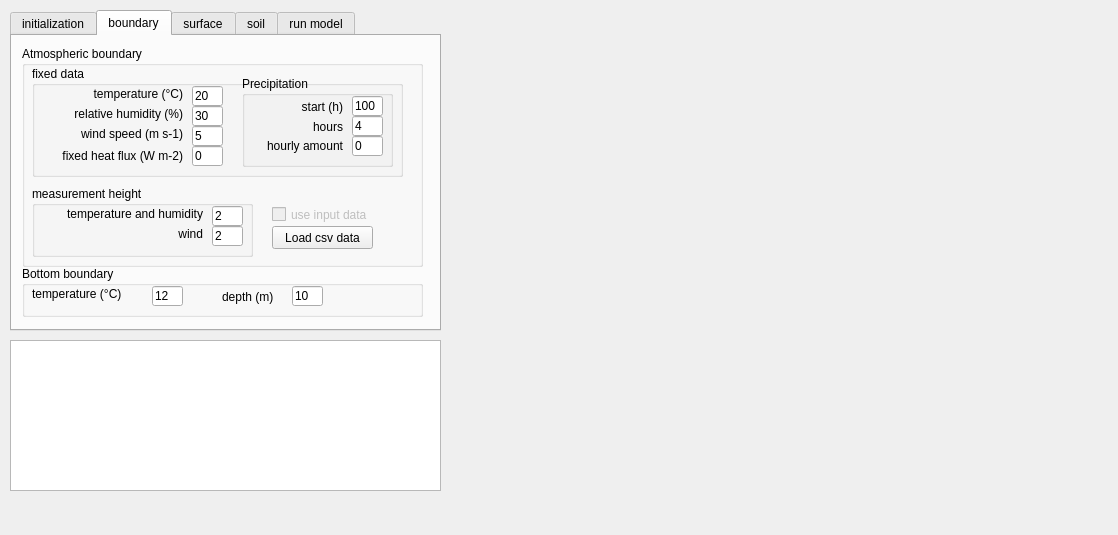
ARPA-SIMC/CRITERIA1D, file bin/HEAT1D/mainwindow.ui: the form before one commit.
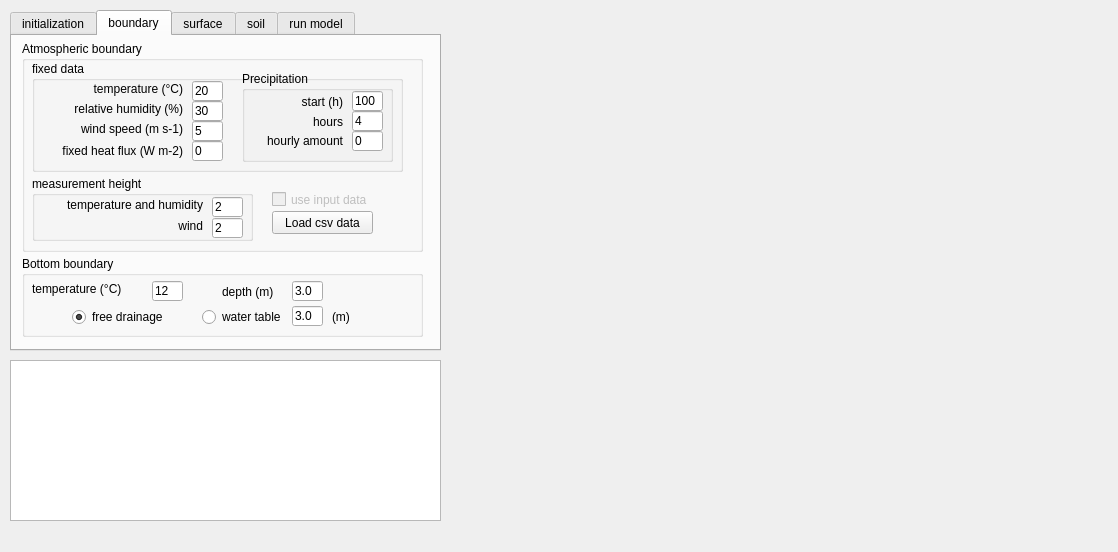
The form after the commit. The open tabs and pages were chosen to show the change.

```diff
--- a/bin/HEAT1D/mainwindow.ui
+++ b/bin/HEAT1D/mainwindow.ui
@@ -10,7 +10,7 @@
     <x>0</x>
     <y>0</y>
     <width>1118</width>
-    <height>535</height>
+    <height>552</height>
    </rect>
   </property>
   <property name="windowTitle">
@@ -23,7 +23,7 @@
       <x>450</x>
       <y>20</y>
       <width>651</width>
-      <height>471</height>
+      <height>501</height>
      </rect>
     </property>
     <layout class="QFormLayout" name="layoutPlot"/>
@@ -32,9 +32,9 @@
     <property name="geometry">
      <rect>
       <x>10</x>
-      <y>340</y>
+      <y>360</y>
       <width>431</width>
-      <height>151</height>
+      <height>161</height>
      </rect>
     </property>
     <property name="sizeAdjustPolicy">
@@ -47,7 +47,7 @@
       <x>10</x>
       <y>10</y>
       <width>431</width>
-      <height>321</height>
+      <height>341</height>
      </rect>
     </property>
     <property name="currentIndex">
@@ -270,9 +270,9 @@
       <property name="geometry">
        <rect>
         <x>10</x>
-        <y>10</y>
+        <y>5</y>
         <width>401</width>
-        <height>221</height>
+        <height>211</height>
        </rect>
       </property>
       <property name="title">
@@ -282,9 +282,9 @@
        <property name="geometry">
         <rect>
          <x>10</x>
-         <y>140</y>
+         <y>135</y>
          <width>221</width>
-         <height>71</height>
+         <height>65</height>
         </rect>
        </property>
        <property name="title">
@@ -294,7 +294,7 @@
         <property name="geometry">
          <rect>
           <x>20</x>
-          <y>20</y>
+          <y>21</y>
           <width>151</width>
           <height>16</height>
          </rect>
@@ -310,7 +310,7 @@
         <property name="geometry">
          <rect>
           <x>180</x>
-          <y>40</y>
+          <y>42</y>
           <width>31</width>
           <height>20</height>
          </rect>
@@ -323,7 +323,7 @@
         <property name="geometry">
          <rect>
           <x>180</x>
-          <y>20</y>
+          <y>21</y>
           <width>31</width>
           <height>20</height>
          </rect>
@@ -336,7 +336,7 @@
         <property name="geometry">
          <rect>
           <x>40</x>
-          <y>40</y>
+          <y>42</y>
           <width>131</width>
           <height>16</height>
          </rect>
@@ -593,7 +593,7 @@
        <property name="geometry">
         <rect>
          <x>250</x>
-         <y>160</y>
+         <y>150</y>
          <width>121</width>
          <height>17</height>
         </rect>
@@ -609,7 +609,7 @@
        <property name="geometry">
         <rect>
          <x>250</x>
-         <y>180</y>
+         <y>170</y>
          <width>101</width>
          <height>23</height>
         </rect>
@@ -623,9 +623,9 @@
       <property name="geometry">
        <rect>
         <x>10</x>
-        <y>230</y>
+        <y>220</y>
         <width>401</width>
-        <height>51</height>
+        <height>81</height>
        </rect>
       </property>
       <property name="title">
@@ -635,7 +635,7 @@
        <property name="geometry">
         <rect>
          <x>130</x>
-         <y>20</y>
+         <y>25</y>
          <width>31</width>
          <height>20</height>
         </rect>
@@ -648,7 +648,7 @@
        <property name="geometry">
         <rect>
          <x>10</x>
-         <y>20</y>
+         <y>25</y>
          <width>121</width>
          <height>16</height>
         </rect>
@@ -661,7 +661,7 @@
        <property name="geometry">
         <rect>
          <x>200</x>
-         <y>20</y>
+         <y>25</y>
          <width>71</width>
          <height>21</height>
         </rect>
@@ -674,13 +674,68 @@
        <property name="geometry">
         <rect>
          <x>270</x>
-         <y>20</y>
+         <y>25</y>
          <width>31</width>
          <height>20</height>
         </rect>
        </property>
        <property name="text">
-        <string>10</string>
+        <string>3.0</string>
+       </property>
+      </widget>
+      <widget class="QRadioButton" name="radioButtonFreeDrainage">
+       <property name="geometry">
+        <rect>
+         <x>50</x>
+         <y>50</y>
+         <width>101</width>
+         <height>22</height>
+        </rect>
+       </property>
+       <property name="text">
+        <string>free drainage</string>
+       </property>
+       <property name="checked">
+        <bool>true</bool>
+       </property>
+      </widget>
+      <widget class="QRadioButton" name="radioButtonWaterTable">
+       <property name="geometry">
+        <rect>
+         <x>180</x>
+         <y>50</y>
+         <width>91</width>
+         <height>22</height>
+        </rect>
+       </property>
+       <property name="text">
+        <string>water table</string>
+       </property>
+      </widget>
+      <widget class="QLabel" name="label_33">
+       <property name="geometry">
+        <rect>
+         <x>310</x>
+         <y>50</y>
+         <width>31</width>
+         <height>21</height>
+        </rect>
+       </property>
+       <property name="text">
+        <string>(m)</string>
+       </property>
+      </widget>
+      <widget class="QLineEdit" name="lineEditWaterTableDepth">
+       <property name="geometry">
+        <rect>
+         <x>270</x>
+         <y>50</y>
+         <width>31</width>
+         <height>20</height>
+        </rect>
+       </property>
+       <property name="text">
+        <string>3.0</string>
        </property>
       </widget>
      </widget>
```
Left out of the diff: 6 changed lines with no effect on the pictures.
